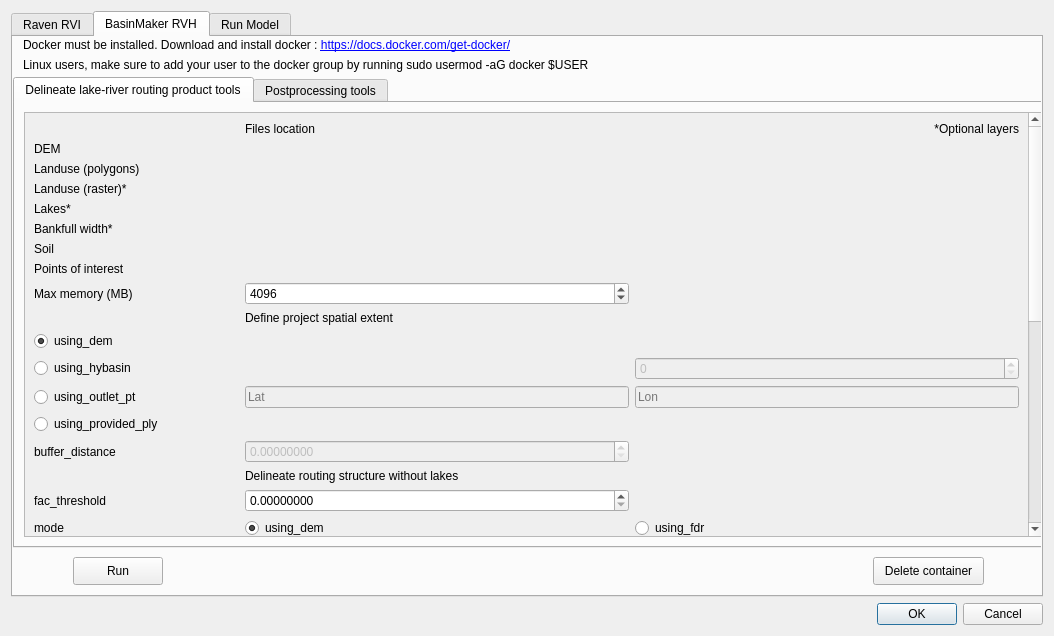
Scriptbash/QRaven, file qraven/qraven_dialog_base.ui: the form before one commit.
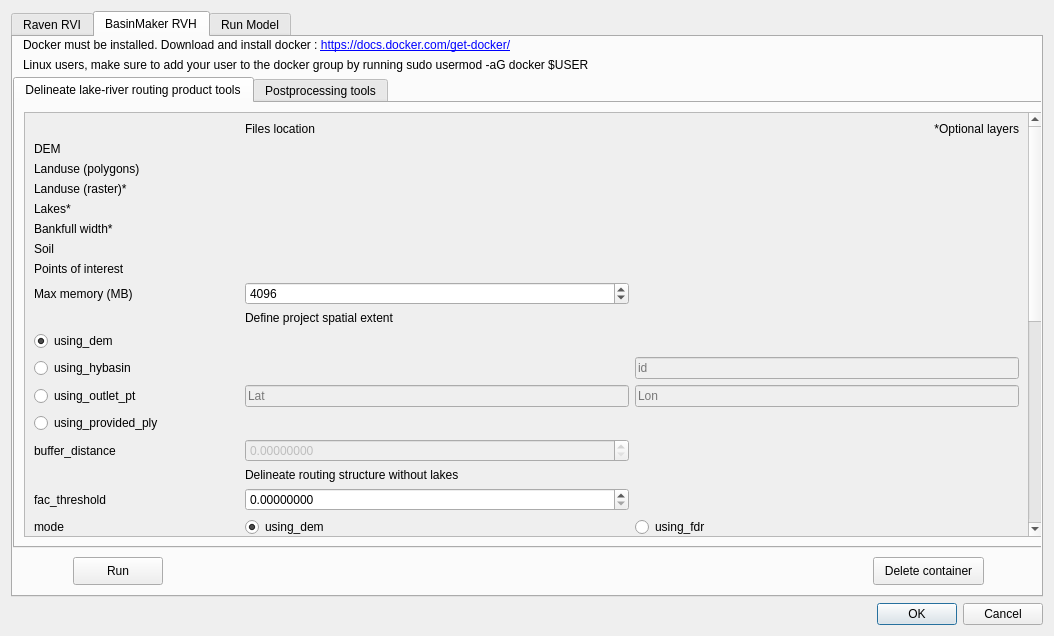
The form after the commit. The open tabs and pages were chosen to show the change. Custom widgets are drawn as their Qt base class.

Commit message: Changed the hybasin id widget

Patch:
```diff
--- a/qraven/qraven_dialog_base.ui
+++ b/qraven/qraven_dialog_base.ui
@@ -2956,7 +2956,7 @@
             <property name="geometry">
              <rect>
               <x>0</x>
-              <y>0</y>
+              <y>-291</y>
               <width>1004</width>
               <height>1114</height>
              </rect>
@@ -3419,19 +3419,6 @@
                </property>
               </widget>
              </item>
-             <item row="12" column="2">
-              <widget class="QSpinBox" name="spin_hybasin">
-               <property name="enabled">
-                <bool>false</bool>
-               </property>
-               <property name="toolTip">
-                <string>hydrobasin_id_of_watershed_outlet</string>
-               </property>
-               <property name="maximum">
-                <number>99999999</number>
-               </property>
-              </widget>
-             </item>
              <item row="16" column="1">
               <widget class="QLabel" name="label_46">
                <property name="text">
@@ -3658,6 +3645,16 @@
                </property>
               </widget>
              </item>
+             <item row="12" column="2">
+              <widget class="QLineEdit" name="txt_hybasin">
+               <property name="enabled">
+                <bool>false</bool>
+               </property>
+               <property name="placeholderText">
+                <string>id</string>
+               </property>
+              </widget>
+             </item>
             </layout>
            </widget>
           </widget>
```
Left out of the diff: 173 changed lines with no effect on the pictures.
